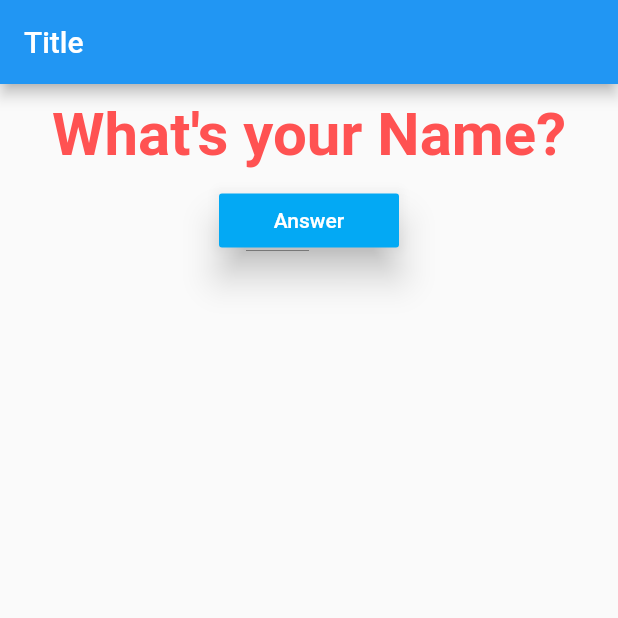
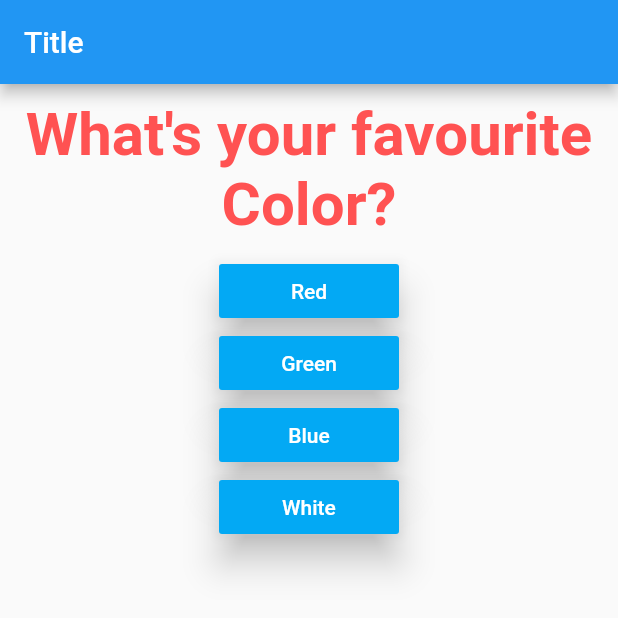
Before and after one commit to Jndkhan/Flutter_First, a Flutter app: the screen it shows after launch, on a phone screen of 412 x 824 dp, the top half of it. Run offline on Flutter 3.47's test engine with Material 2 defaults, Android fonts, the phone set to English and light mode, and no system bars.

Commit message:
Added maping in question and answer array

```diff
--- a/lib/answer.dart
+++ b/lib/answer.dart
@@ -3,8 +3,9 @@ import 'package:flutter/material.dart';
 class Answer extends StatelessWidget {
   // final Function()? selectHandler2;
   final VoidCallback selectHandler;
+  final String answerText;
 
-  Answer(this.selectHandler);
+  Answer(this.selectHandler, this.answerText);
 
   @override
   Widget build(BuildContext context) {
@@ -14,7 +15,7 @@ class Answer extends StatelessWidget {
         elevation: 10,
         textColor: Colors.white,
         color: Colors.lightBlue,
-        child: const Text('Answer'),
+        child: Text(answerText),
         onPressed: selectHandler,
       ),
     );
--- a/lib/main.dart
+++ b/lib/main.dart
@@ -14,39 +14,63 @@ class MyApp extends StatefulWidget {
 class _MyAppState extends State<MyApp> {
   var questionIndex = 0;
 
+  /*question array*/
+  static final questions = const [
+    {
+      'questionText': 'What\'s your favourite Color?',
+      'answer': ['Red', 'Green', 'Blue', 'White']
+    },
+    {
+      'questionText': 'What\'s your favourite Animal?',
+      'answer': ['Cat', 'Dog', 'Rabbit', 'Lion']
+    },
+    {
+      'questionText': 'What\'s your favourite Number?',
+      'answer': ['1', '2', '3', '4']
+    },
+    {
+      'questionText': 'Your favourite Country?',
+      'answer': ['Pakistan', 'UAE', 'USA', 'UK']
+    },
+    {
+      'questionText': 'Your favourite City?',
+      'answer': ['Islamabad', 'Karachi', 'Lahore', 'Peshawar']
+    },
+  ];
+
   void answerquestion() {
     /*Display changes on Screen through this method*/
     setState(() {
-      if(questionIndex == 4){
-        questionIndex = 0;
-      }
-      else{
-        questionIndex = questionIndex + 1;
-      }
+      questionIndex = questionIndex + 1;
     });
-    print(questionIndex);
+    if (questionIndex < questions.length) {
+      print("we have more questions");
+    } else {
+      print("No more questions");
+    }
   }
 
   @override
   Widget build(BuildContext context) {
-    var questions = [
-      'What\'s your Name?',
-      'How old are you?',
-      'From where you are?',
-      'Are you single?',
-      'What\'s your favourite color?'
-    ];
     return MaterialApp(
       home: Scaffold(
-          appBar: AppBar(
-            title: const Text('Title'),
-          ),
-          body: Column(
-            children: [
-              Questions(questions[questionIndex]),
-              Answer(answerquestion),
-            ],
-          )),
+        appBar: AppBar(
+          title: const Text('Title'),
+        ),
+        body: questionIndex < questions.length
+            ? Column(
+                children: [
+                  Questions(questions[questionIndex]['questionText'] as String),
+                  ...(questions[questionIndex]['answer'] as List<String>)
+                      .map((answer) {
+                    return Answer(answerquestion, answer);
+                  }).toList()
+                ],
+              )
+            : const Center(
+                child: Text('You did it!'),
+              ),
+      ),
     );
   }
 }
```
